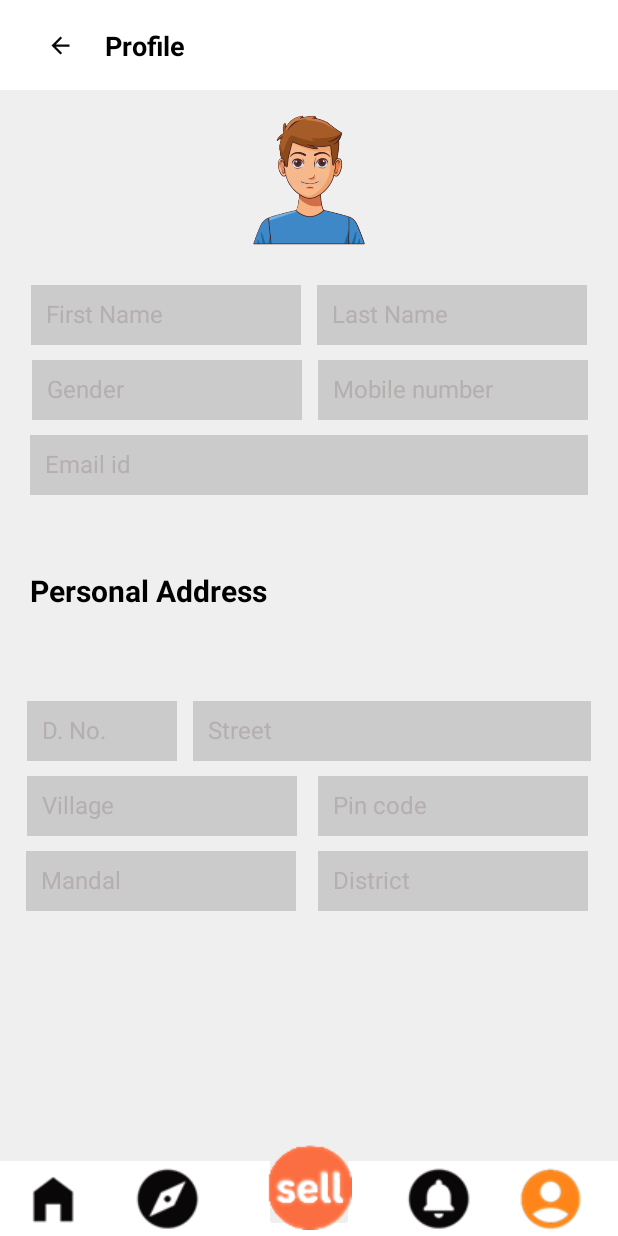
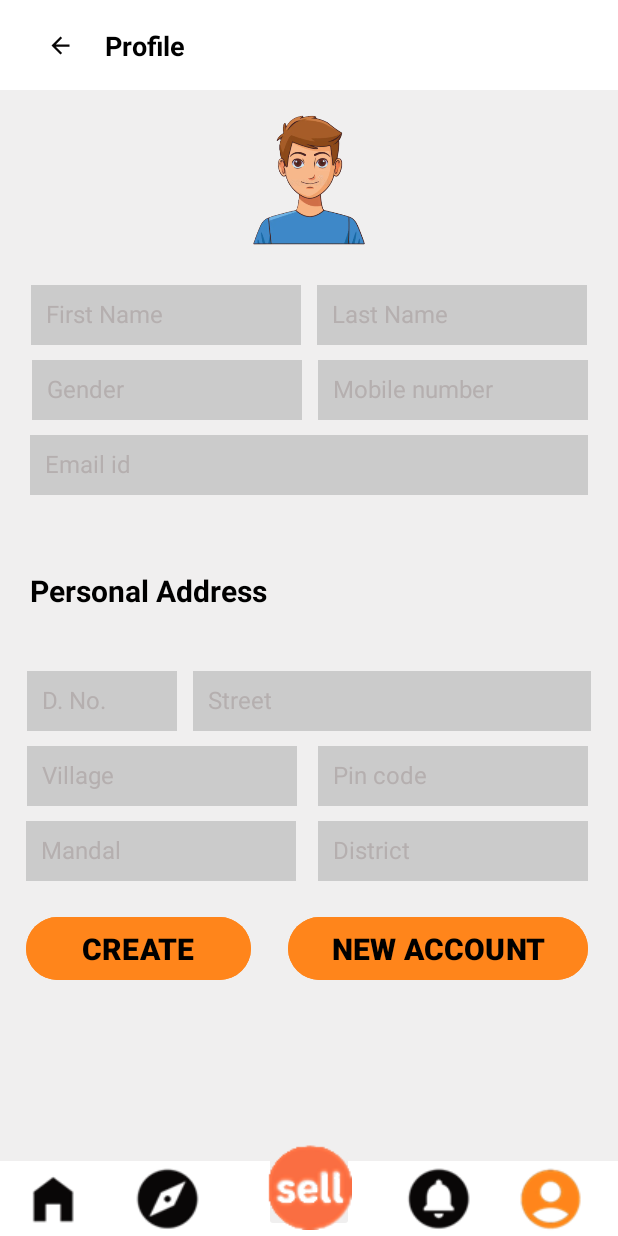
Before and after one commit to Srinivas-Kantheti-2005/Tiny-Trades-App, an Android app: the ProfileActivity screen opened directly, with no data from a screen before it, on a phone screen of 412 x 824 dp. Run offline under Robolectric (Android 15) with nearby library versions, the phone set to English and light mode, and no system bars.

Commit message:
Create Account Page

```diff
--- a/app/src/main/AndroidManifest.xml
+++ b/app/src/main/AndroidManifest.xml
@@ -12,6 +12,9 @@
         android:supportsRtl="true"
         android:theme="@style/Theme.TinyTrades"
         tools:targetApi="31">
+        <activity
+            android:name=".CreateAccount"
+            android:exported="false" />
         <activity
             android:name=".SellerProfileActivity"
             android:exported="false" />
--- a/app/src/main/java/com/example/tinytrades/DataClass.kt
+++ b/app/src/main/java/com/example/tinytrades/DataClass.kt
@@ -4,5 +4,6 @@ data class DataClass(
     var dataImage: Int,
     var dataTitle: String,
     var dataSize: String,
-    var dataPrice: String
+    var dataPrice: String,
+    var sellerName: String
 )
--- a/app/src/main/java/com/example/tinytrades/ProfileActivity.kt
+++ b/app/src/main/java/com/example/tinytrades/ProfileActivity.kt
@@ -1,11 +1,14 @@
 package com.example.tinytrades
 
+import android.annotation.SuppressLint
 import android.content.Intent
 import android.os.Bundle
+import android.widget.Button
 import android.widget.ImageButton
 import androidx.appcompat.app.AppCompatActivity
 
 class ProfileActivity : AppCompatActivity() {
+    @SuppressLint("MissingInflatedId")
     override fun onCreate(savedInstanceState: Bundle?) {
         super.onCreate(savedInstanceState)
         setContentView(R.layout.activity_profile)
@@ -13,6 +16,22 @@ class ProfileActivity : AppCompatActivity() {
         val backbtn = findViewById<ImageButton>(R.id.backbtn)
         val homebtn = findViewById<ImageButton>(R.id.home)
         val explorebtn = findViewById<ImageButton>(R.id.explore)
+        val createbtn = findViewById<Button>(R.id.create)
+        val newaccountbtn = findViewById<Button>(R.id.newaccount)
+
+        backbtn.setOnClickListener {
+            onBackPressed()
+        }
+
+        newaccountbtn.setOnClickListener {
+            val createaccount = Intent(this, CreateAccount::class.java)
+            startActivity(createaccount)
+        }
+
+        createbtn.setOnClickListener {
+            val login = Intent(this, LoginPage::class.java)
+            startActivity(login)
+        }
 
         explorebtn.setOnClickListener {
             val explorebtn = Intent(this, MainActivity::class.java).apply {
@@ -25,10 +44,6 @@ class ProfileActivity : AppCompatActivity() {
             val home = Intent(this, MainActivity::class.java)
             startActivity(home)
         }
-
-        backbtn.setOnClickListener {
-            onBackPressed()
-        }
     }
 
     override fun onBackPressed() {
--- a/app/src/main/res/layout/activity_login_page.xml
+++ b/app/src/main/res/layout/activity_login_page.xml
@@ -10,7 +10,7 @@
 
     <ImageButton
         android:id="@+id/backbtn"
-        android:layout_width="90dp"
+        android:layout_width="50dp"
         android:layout_height="50dp"
         android:layout_marginStart="41dp"
         android:layout_marginTop="36dp"
@@ -30,7 +30,7 @@
         android:layout_width="wrap_content"
         android:layout_height="wrap_content"
         android:layout_marginStart="-110dp"
-        android:layout_marginTop="35dp"
+        android:layout_marginTop="32dp"
         android:layout_marginEnd="147dp"
         android:layout_marginBottom="172dp"
         android:text="@string/login"
@@ -40,7 +40,7 @@
         app:layout_constraintBottom_toTopOf="@+id/username"
         app:layout_constraintEnd_toEndOf="parent"
         app:layout_constraintStart_toEndOf="@+id/backbtn"
-        app:layout_constraintTop_toTopOf="parent" />
+        app:layout_constraintTop_toTopOf="parent"/>
 
     <EditText
         android:id="@+id/username"
--- a/app/src/main/res/layout/activity_profile.xml
+++ b/app/src/main/res/layout/activity_profile.xml
@@ -186,7 +186,7 @@
         android:padding="10dp"
         android:layout_marginStart="20dp"
         android:layout_marginEnd="5dp"
-        android:layout_marginTop="60dp"
+        android:layout_marginTop="40dp"
         app:layout_constraintStart_toStartOf="parent"
         app:layout_constraintTop_toBottomOf="@id/address"
         app:layout_constraintEnd_toStartOf="@id/street"/>
@@ -206,7 +206,7 @@
         android:padding="10dp"
         android:layout_marginStart="5dp"
         android:layout_marginEnd="20dp"
-        android:layout_marginTop="60dp"
+        android:layout_marginTop="40dp"
         app:layout_constraintEnd_toEndOf="parent"
         app:layout_constraintTop_toBottomOf="@id/address"
         app:layout_constraintStart_toEndOf="@id/dno"/>
@@ -286,6 +286,36 @@
         android:layout_marginTop="10dp"
         app:layout_constraintTop_toBottomOf="@id/pincode"
         app:layout_constraintEnd_toEndOf="parent" />
+
+    <Button
+        android:layout_width="150dp"
+        android:layout_height="50dp"
+        android:id="@+id/create"
+        android:text="@string/create"
+        android:textSize="20sp"
+        android:textStyle="bold"
+        android:textColor="@color/black"
+        android:backgroundTint="@color/orange"
+        android:layout_marginStart="0dp"
+        android:layout_marginEnd="0dp"
+        android:layout_marginTop="20dp"
+        app:layout_constraintTop_toBottomOf="@id/mandal"
+        app:layout_constraintStart_toStartOf="@id/mandal"/>
+
+    <Button
+        android:layout_width="200dp"
+        android:layout_height="50dp"
+        android:id="@+id/newaccount"
+        android:text="@string/new_account"
+        android:textSize="20sp"
+        android:textStyle="bold"
+        android:textColor="@color/black"
+        android:backgroundTint="@color/orange"
+        android:layout_marginStart="0dp"
+        android:layout_marginEnd="0dp"
+        android:layout_marginTop="20dp"
+        app:layout_constraintTop_toBottomOf="@id/district"
+        app:layout_constraintEnd_toEndOf="@id/district"/>
 
     <FrameLayout
         android:layout_width="match_parent"
--- a/app/src/main/res/layout/item_layout.xml
+++ b/app/src/main/res/layout/item_layout.xml
@@ -31,7 +31,7 @@
             android:layout_marginTop="10dp"
             android:layout_marginBottom="5dp"
             android:layout_marginEnd="10dp"
-            android:src="@drawable/facebook_mini"
+            android:src="@drawable/a"
             app:layout_constraintEnd_toEndOf="parent"
             app:layout_constraintStart_toStartOf="parent"
             app:layout_constraintTop_toTopOf="parent"
--- a/app/src/main/res/values/strings.xml
+++ b/app/src/main/res/values/strings.xml
@@ -45,4 +45,12 @@
     <string name="gender">Gender</string>
     <string name="seller_image">Seller Image</string>
     <string name="seller_name">Seller Name</string>
+    <string name="create_account">Create Account</string>
+    <string name="create_username">Create username</string>
+    <string name="create_password">Create password</string>
+    <string name="confirm_password">Confirm password</string>
+    <string name="create">CREATE</string>
+    <string name="save">SAVE</string>
+    <string name="new_account">NEW ACCOUNT</string>
+    <string name="sellbtn">SELL</string>
 </resources>
```
Also changed, not shown: app/src/main/java/com/example/tinytrades/AdapterClass.kt (+3 -7 lines), app/src/main/java/com/example/tinytrades/CreateAccount.kt (added, +11 -0 lines), app/src/main/java/com/example/tinytrades/DataManager.kt (added, +11 -0 lines), app/src/main/java/com/example/tinytrades/MainActivity.kt (+3 -40 lines), app/src/main/res/layout/activity_create_account.xml (added, +124 -0 lines), app/src/main/res/layout/seller_item_layout.xml (+4 -4 lines).
